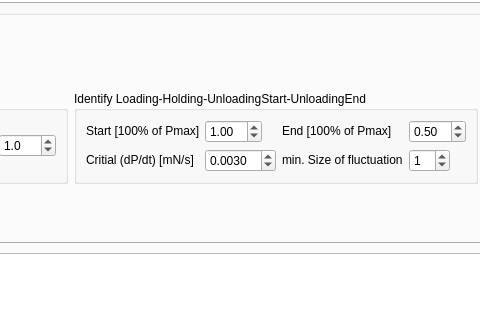
Qt form GUI/myui.ui (micromechanics/micromechanics) before a commit; both pictures show x 657 to 1137 and y 175 to 495 of the 1220 by 939 pixel window.
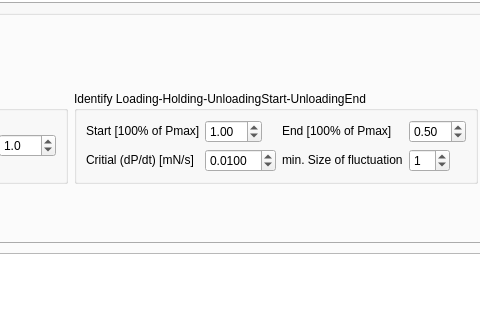
The same form after that commit. The open tabs and pages were chosen to show the change.

The edit to the form file:
```diff
--- a/GUI/myui.ui
+++ b/GUI/myui.ui
@@ -2413,7 +2413,7 @@
                     <number>4</number>
                    </property>
                    <property name="value">
-                    <double>0.003000000000000</double>
+                    <double>0.010000000000000</double>
                    </property>
                   </widget>
                  </item>
```
Left out of the diff: 4 changed lines with no effect on the pictures.
